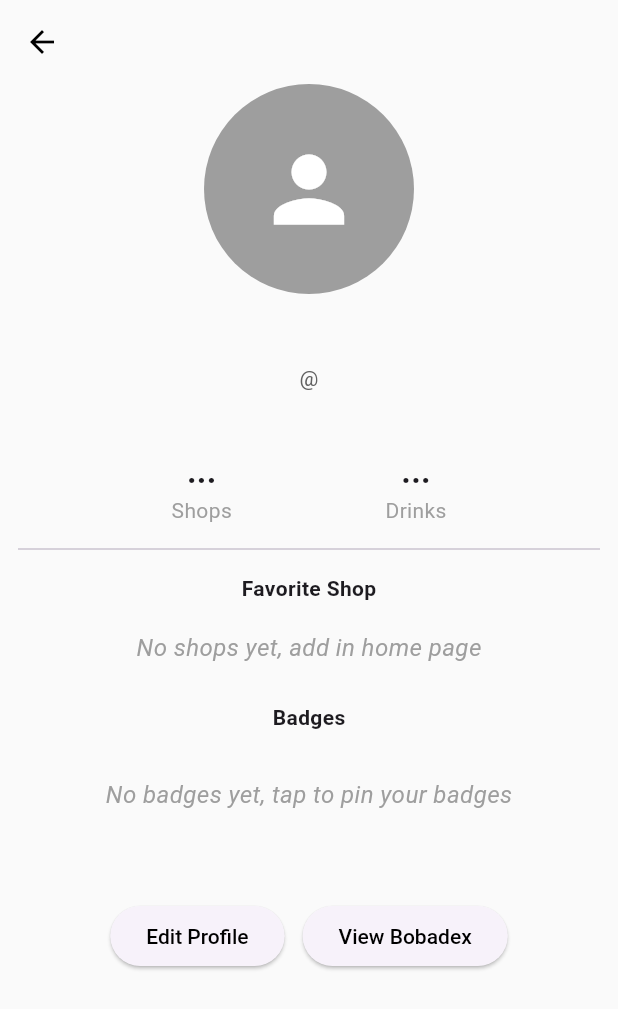
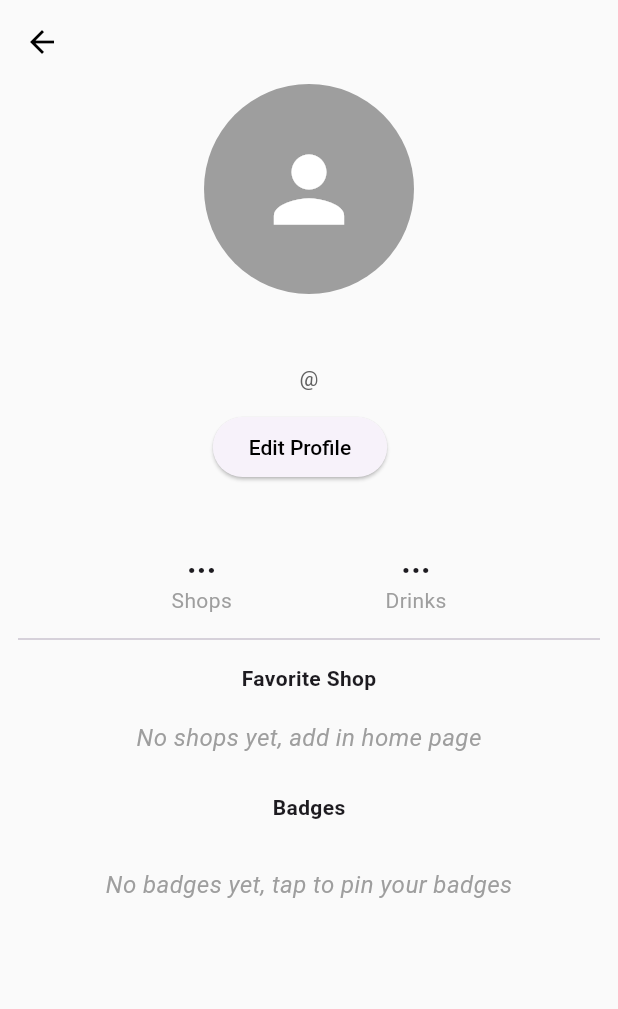
Before and after one commit to leonhsieh-99/bobadex, a Flutter app: the AccountViewPage screen opened directly with empty values, on a phone screen of 412 x 824 dp. Shown: the top 1009 px of the screen. Run offline on Flutter 3.47's test engine with Material 3 defaults, Android fonts, the phone set to English and light mode, and no system bars; our stand-ins replace cached_network_image, flutter_dotenv, flutter_image_compress, flutter_svg, google_fonts, image_picker and 2 more; accounts and stored records are empty; network calls fail.

Commit message:
added add friend button to account view page

```diff
--- a/lib/pages/account_view_page.dart
+++ b/lib/pages/account_view_page.dart
@@ -1,6 +1,7 @@
 import 'package:bobadex/config/constants.dart';
 import 'package:bobadex/models/account_stats.dart';
 import 'package:bobadex/models/achievement.dart';
+import 'package:bobadex/models/friendship.dart';
 import 'package:bobadex/models/user.dart' as u;
 import 'package:bobadex/pages/brand_details_page.dart';
 import 'package:bobadex/pages/home_page.dart';
@@ -8,6 +9,7 @@ import 'package:bobadex/pages/setting_pages/settings_account_page.dart';
 import 'package:bobadex/state/achievements_state.dart';
 import 'package:bobadex/state/brand_state.dart';
 import 'package:bobadex/state/drink_state.dart';
+import 'package:bobadex/state/friend_state.dart';
 import 'package:bobadex/state/shop_state.dart';
 import 'package:bobadex/state/user_state.dart';
 import 'package:bobadex/state/user_stats_cache.dart';
@@ -15,6 +17,7 @@ import 'package:bobadex/widgets/badge_picker_dialog.dart';
 import 'package:bobadex/widgets/stat_box.dart';
 import 'package:bobadex/widgets/thumb_pic.dart';
 import 'package:cached_network_image/cached_network_image.dart';
+import 'package:collection/collection.dart';
 import 'package:flutter/material.dart';
 import 'package:provider/provider.dart';
 import 'package:supabase_flutter/supabase_flutter.dart';
@@ -81,11 +84,13 @@ class _AccountViewPageState extends State<AccountViewPage> {
     final shop = shopState.getShop(stats.topShopId);
     final drinkState = context.watch<DrinkState>();
     final brandState = context.read<BrandState>();
+    final friendState = context.watch<FriendState>();
     final brand = brandState.getBrand(stats.topShopSlug);
     final drink = drinkState.getDrink(stats.topDrinkId);
     final currentUser = userState.user;
     final isCurrentUser = currentUser.id == widget.user.id;
     final user = isCurrentUser ? currentUser : widget.user;
+    final friendStatus = friendState.allFriendships.firstWhereOrNull((f) => f.requester.id == user.id || f.addressee.id == user.id);
     final achievementState = context.watch<AchievementsState>();
     final unlockedBadges = achievementState.achievements
         .where((a) => achievementState.progressMap[a.id]?.unlocked == true)
@@ -93,6 +98,36 @@ class _AccountViewPageState extends State<AccountViewPage> {
     final pinnedBadges = isCurrentUser
       ? unlockedBadges.where((a) => achievementState.progressMap[a.id]?.pinned == true).toList()
       : readOnlyBadges;
+
+    String getFriendButtonText(Friendship? friendStatus, String currentUserId, String targetUserId) {
+      if (friendStatus == null) {
+        return 'Add friend';
+      }
+      if (friendStatus.status == 'pending') {
+        if (friendStatus.requester.id == targetUserId) {
+          return 'Accept friend';
+        }
+        if (friendStatus.addressee.id == targetUserId) {
+          return 'Pending';
+        }
+      }
+      if (friendStatus.status == 'accepted') {
+        return 'Friend';
+      }
+      return '';
+    }
+
+    bool isFriendButtonEnabled(Friendship? friendStatus, String currentUserId, String targetUserId) {
+      if (friendStatus == null) {
+        return true;
+      }
+      // Only enable accept if current user is the addressee
+      if (friendStatus.status == 'pending' && friendStatus.requester.id == targetUserId) {
+        return true;
+      }
+      // Otherwise, button should be disabled
+      return false;
+    }
 
     return Scaffold(
       appBar: AppBar(),
@@ -111,6 +146,57 @@ class _AccountViewPageState extends State<AccountViewPage> {
             SizedBox(height: 12),
             Text(user.displayName, style: TextStyle(fontSize: 24, fontWeight: FontWeight.bold)),
             Text('@${user.username}', style: TextStyle(color: Colors.grey[700])),
+            SizedBox(height: 12),
+            Row(
+              mainAxisAlignment: MainAxisAlignment.center,
+              children: [
+                if (user.id != currentUser.id)
+                  Padding(
+                    padding: const EdgeInsets.only(right: 12),
+                    child: ElevatedButton(
+                      style: ButtonStyle(
+                        backgroundColor: WidgetStatePropertyAll(
+                          !isFriendButtonEnabled(friendStatus, currentUser.id, user.id)
+                            ? Colors.grey
+                            : Constants.getThemeColor(userState.user.themeSlug).shade300
+                        ),
+                        foregroundColor: WidgetStatePropertyAll(Colors.white)
+                      ),
+                      onPressed: isFriendButtonEnabled(friendStatus, currentUser.id, user.id)
+                        ? () async {
+                          if (friendStatus == null) {
+                            await friendState.addUser(widget.user);
+                          } else if (friendStatus.status == 'pending' && friendStatus.requester.id == user.id) {
+                            await friendState.acceptUser(widget.user.id);
+                          }
+                        }
+                        : null,
+                      child: Text(getFriendButtonText(friendStatus, currentUser.id, user.id)),
+                    ),
+                  ),
+                if (user.id == currentUser.id)
+                  Padding(
+                    padding: const EdgeInsets.only(right: 12),
+                    child: ElevatedButton(
+                      onPressed: () => Navigator.of(context).push(
+                        MaterialPageRoute(builder: (_) => SettingsAccountPage())
+                      ),
+                      child: Text('Edit Profile')
+                    ),
+                  ),
+                if (user.id != currentUser.id)
+                ElevatedButton(
+                  onPressed: () {
+                    isCurrentUser
+                      ? Navigator.of(context).pop()
+                      : Navigator.of(context).push(
+                        MaterialPageRoute(builder: (_) => HomePage(user: user))
+                      );
+                  },
+                  child: const Text('View Bobadex')
+                ),
+              ],
+            ),
             SizedBox(height: 16),
             Text(user.bio ?? 'No bio set', textAlign: TextAlign.center),
             Row(
@@ -215,33 +301,6 @@ class _AccountViewPageState extends State<AccountViewPage> {
                 ),
               ),
             ),
-            SizedBox(height: 16),
-            const SizedBox(height: 24),
-            Row(
-              mainAxisAlignment: MainAxisAlignment.center,
-              children: [
-                if (user.id == currentUser.id)
-                  Padding(
-                    padding: const EdgeInsets.only(right: 12),
-                    child: ElevatedButton(
-                      onPressed: () => Navigator.of(context).push(
-                        MaterialPageRoute(builder: (_) => SettingsAccountPage())
-                      ),
-                      child: Text('Edit Profile')
-                    ),
-                  ),
-                ElevatedButton(
-                  onPressed: () {
-                    isCurrentUser
-                      ? Navigator.of(context).pop()
-                      : Navigator.of(context).push(
-                        MaterialPageRoute(builder: (_) => HomePage(user: user))
-                      );
-                  },
-                  child: const Text('View Bobadex')
-                ),
-              ],
-            )
           ],
         ),
       )
```
